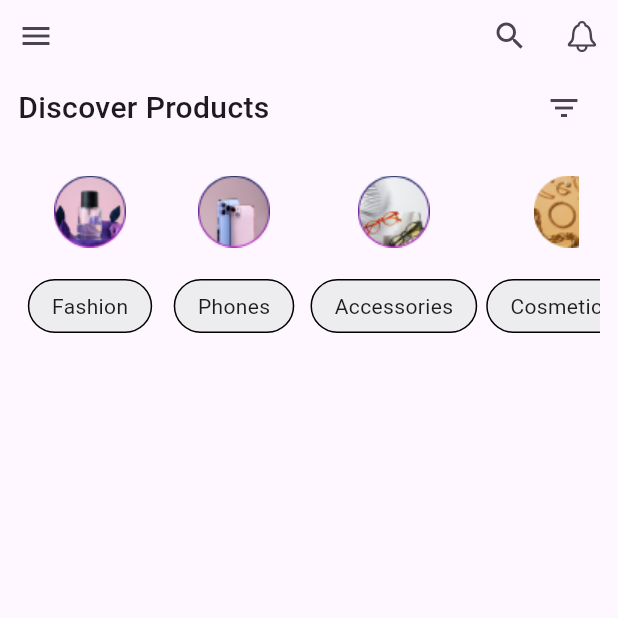
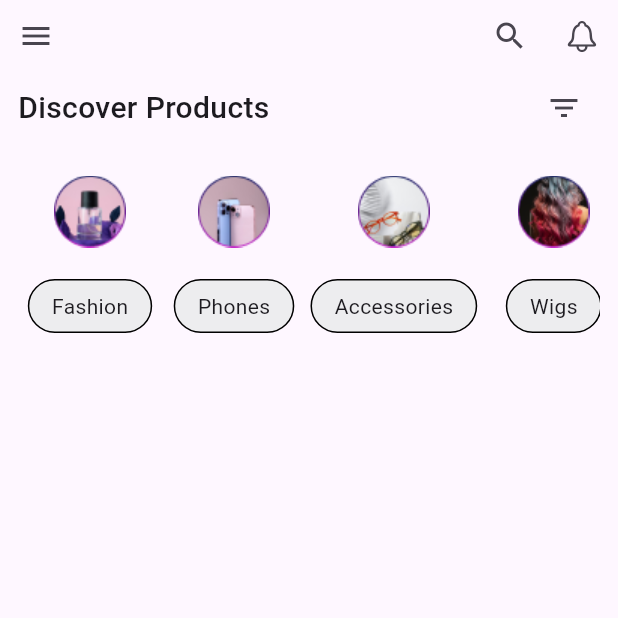
Before and after one commit to Alexix505/Ecommerce-app, a Flutter app: the screen it shows after launch, on a phone screen of 412 x 824 dp, the top half of it. Run offline on Flutter 3.47's test engine with Material 3 defaults, Android fonts, the phone set to English and light mode, and no system bars; our stand-ins replace flutter_svg.

Commit message:
categories images edit

```diff
--- a/lib/view/widgets/categories_button.dart
+++ b/lib/view/widgets/categories_button.dart
@@ -1,6 +1,4 @@
-import 'package:flutter/cupertino.dart';
 import 'package:flutter/material.dart';
-import 'package:flutter_svg/svg.dart';
 
 class CategoriesButton extends StatelessWidget {
   const CategoriesButton({super.key, required this.text, required this.images});
--- a/lib/view/widgets/categories_list.dart
+++ b/lib/view/widgets/categories_list.dart
@@ -13,21 +13,21 @@ class CategoriesList extends StatelessWidget {
       'Fashion',
       'Phones',
       'Accessories',
-      'Cosmetic',
+      'Wigs',
       'Beauty',
     ];
-    List<String> svgImages = [
+    List<String> images = [
       'beauty.png',
       'Phones.png',
       'Accessories.png',
-      'cosmetics.png',
+      'Wigs.png',
       'beauty.png',
     ];
 
     return Row(
       children: List.generate(catList.length, (index) {
         final cart = catList[index];
-        final image = svgImages[index];
+        final image = images[index];
         return CategoriesButton(
           text: cart,
           images: image,
```
Also changed, not shown: assets/images/Wigs.png (added).
